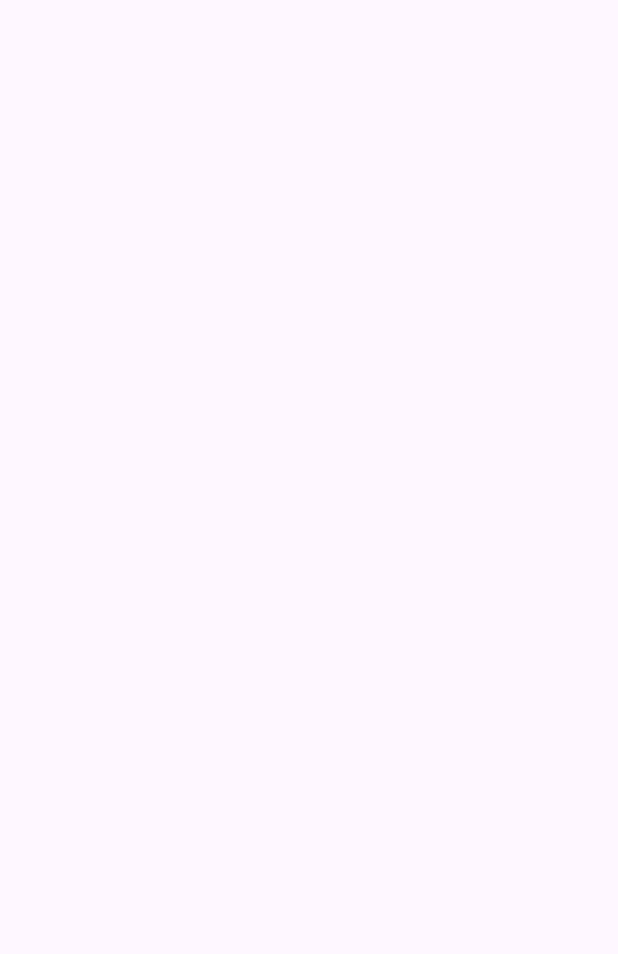
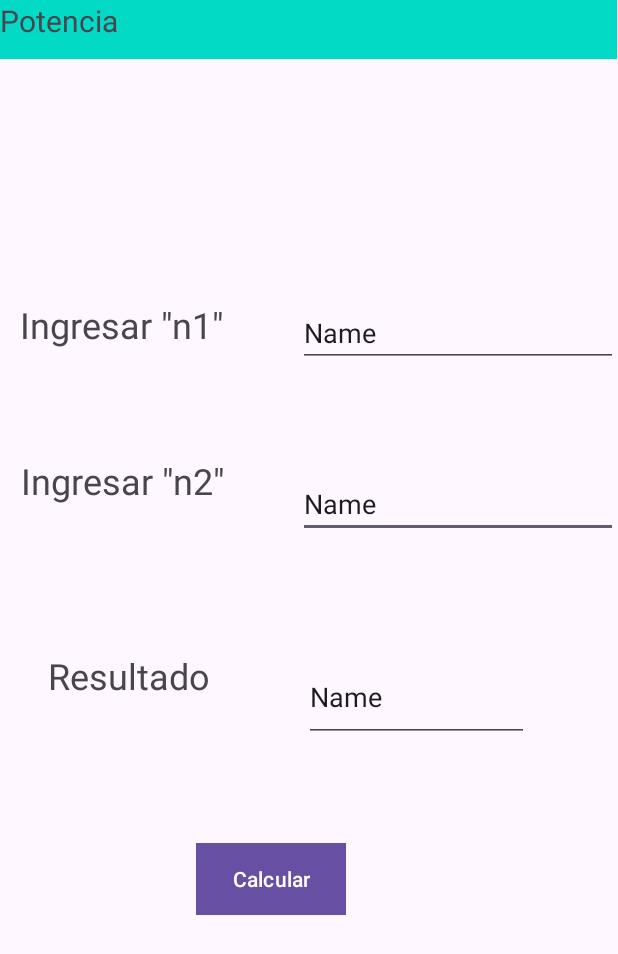
Before and after one commit to PamelaVargas2000/Funciones, an Android app: the Potencia screen opened directly, with no data from a screen before it, on a phone screen of 412 x 824 dp. Before the commit the part shown is empty. Shown: the top 954 px of the screen. Run offline under Robolectric (Android 15) with nearby library versions, the phone set to English and light mode, and no system bars.

Commit message:
crear la pantalla de la Potencia

```diff
--- a/app/src/main/res/layout/activity_potencia.xml
+++ b/app/src/main/res/layout/activity_potencia.xml
@@ -6,4 +6,112 @@
     android:layout_height="match_parent"
     tools:context=".Potencia">
 
+    <EditText
+        android:id="@+id/editTextText6"
+        android:layout_width="wrap_content"
+        android:layout_height="wrap_content"
+        android:ems="10"
+        android:inputType="text"
+        android:text="Name"
+        app:layout_constraintBottom_toBottomOf="parent"
+        app:layout_constraintEnd_toEndOf="parent"
+        app:layout_constraintHorizontal_bias="1.0"
+        app:layout_constraintStart_toStartOf="parent"
+        app:layout_constraintTop_toTopOf="parent"
+        app:layout_constraintVertical_bias="0.402" />
+
+    <TextView
+        android:id="@+id/textView7"
+        android:layout_width="159dp"
+        android:layout_height="54dp"
+        android:text="Resultado"
+        android:textSize="24sp"
+        app:layout_constraintBottom_toBottomOf="parent"
+        app:layout_constraintEnd_toEndOf="parent"
+        app:layout_constraintHorizontal_bias="0.126"
+        app:layout_constraintStart_toStartOf="parent"
+        app:layout_constraintTop_toTopOf="parent"
+        app:layout_constraintVertical_bias="0.564" />
+
+    <Button
+        android:id="@+id/button"
+        android:layout_width="wrap_content"
+        android:layout_height="wrap_content"
+        android:background="#03A9F4"
+        android:text="Calcular"
+        app:layout_constraintBottom_toBottomOf="parent"
+        app:layout_constraintEnd_toEndOf="parent"
+        app:layout_constraintHorizontal_bias="0.419"
+        app:layout_constraintStart_toStartOf="parent"
+        app:layout_constraintTop_toTopOf="parent"
+        app:layout_constraintVertical_bias="0.724" />
+
+    <EditText
+        android:id="@+id/editTextText8"
+        android:layout_width="150dp"
+        android:layout_height="60dp"
+        android:ems="10"
+        android:inputType="text"
+        android:text="Name"
+        app:layout_constraintBottom_toBottomOf="parent"
+        app:layout_constraintEnd_toEndOf="parent"
+        app:layout_constraintHorizontal_bias="0.773"
+        app:layout_constraintStart_toStartOf="parent"
+        app:layout_constraintTop_toTopOf="parent"
+        app:layout_constraintVertical_bias="0.569" />
+
+    <EditText
+        android:id="@+id/editTextText7"
+        android:layout_width="wrap_content"
+        android:layout_height="wrap_content"
+        android:ems="10"
+        android:inputType="text"
+        android:text="Name"
+        app:layout_constraintBottom_toBottomOf="parent"
+        app:layout_constraintEnd_toEndOf="parent"
+        app:layout_constraintHorizontal_bias="1.0"
+        app:layout_constraintStart_toStartOf="parent"
+        app:layout_constraintTop_toTopOf="parent"
+        app:layout_constraintVertical_bias="0.256" />
+
+    <TextView
+        android:id="@+id/textView8"
+        android:layout_width="159dp"
+        android:layout_height="54dp"
+        android:text="Ingresar &quot;n1&quot;"
+        android:textSize="24sp"
+        app:layout_constraintBottom_toBottomOf="parent"
+        app:layout_constraintEnd_toEndOf="parent"
+        app:layout_constraintHorizontal_bias="0.054"
+        app:layout_constraintStart_toStartOf="parent"
+        app:layout_constraintTop_toTopOf="parent"
+        app:layout_constraintVertical_bias="0.26" />
+
+    <TextView
+        android:id="@+id/textView9"
+        android:layout_width="411dp"
+        android:layout_height="39dp"
+        android:background="@color/design_default_color_secondary"
+        android:text="Potencia"
+        android:textColorHighlight="@color/design_default_color_on_secondary"
+        android:textSize="20sp"
+        app:layout_constraintBottom_toBottomOf="parent"
+        app:layout_constraintEnd_toEndOf="parent"
+        app:layout_constraintHorizontal_bias="0.0"
+        app:layout_constraintStart_toStartOf="parent"
+        app:layout_constraintTop_toTopOf="parent"
+        app:layout_constraintVertical_bias="0.0" />
+
+    <TextView
+        android:id="@+id/textView11"
+        android:layout_width="159dp"
+        android:layout_height="54dp"
+        android:text="Ingresar &quot;n2&quot;"
+        android:textSize="24sp"
+        app:layout_constraintBottom_toBottomOf="parent"
+        app:layout_constraintEnd_toEndOf="parent"
+        app:layout_constraintHorizontal_bias="0.055"
+        app:layout_constraintStart_toStartOf="parent"
+        app:layout_constraintTop_toTopOf="parent"
+        app:layout_constraintVertical_bias="0.395" />
 </androidx.constraintlayout.widget.ConstraintLayout>
```
